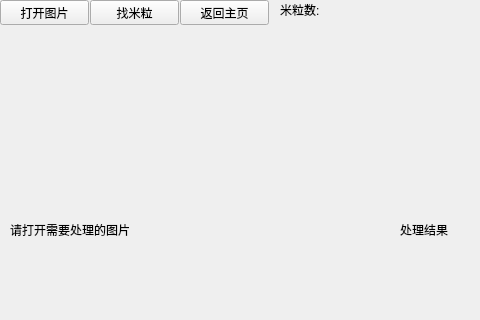
wxxhub/machine_view, file ui/countricewindow.ui: the form before one commit; both pictures show x 0 to 480 and y 0 to 320 of the 800 by 600 pixel window.
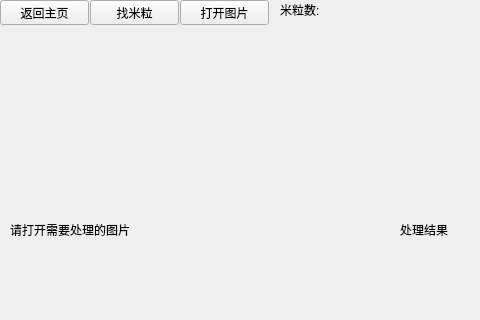
The form after the commit.

```diff
--- a/ui/countricewindow.ui
+++ b/ui/countricewindow.ui
@@ -17,7 +17,7 @@
    <widget class="QPushButton" name="pushButton">
     <property name="geometry">
      <rect>
-      <x>0</x>
+      <x>180</x>
       <y>0</y>
       <width>89</width>
       <height>25</height>
@@ -69,7 +69,7 @@
    <widget class="QPushButton" name="returnMain">
     <property name="geometry">
      <rect>
-      <x>180</x>
+      <x>0</x>
       <y>0</y>
       <width>89</width>
       <height>25</height>
```
